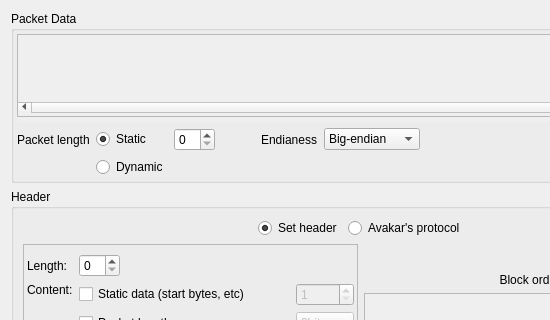
Tasssadar/Lorris, file src/LorrisAnalyzer/sourcedialog.ui: the form before one commit; both pictures show x 0 to 550 and y 0 to 320 of the 722 by 592 pixel window.
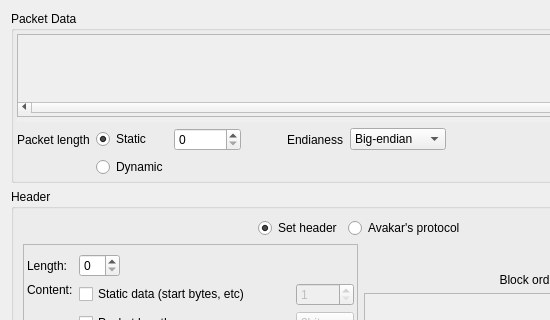
The form after the commit.

Commit message:
[745] Analyzer: fix max value of static len in SourceDialog
Closes #16

What changed in the file:
```diff
--- a/src/LorrisAnalyzer/sourcedialog.ui
+++ b/src/LorrisAnalyzer/sourcedialog.ui
@@ -84,7 +84,11 @@
          </widget>
         </item>
         <item row="0" column="2">
-         <widget class="QSpinBox" name="len_box"/>
+         <widget class="QSpinBox" name="len_box">
+          <property name="maximum">
+           <number>2147483647</number>
+          </property>
+         </widget>
         </item>
         <item row="0" column="4">
          <widget class="QLabel" name="label_2">
```
Left out of the diff: 16 changed lines with no effect on the pictures. The commit also changes 1 other file.
